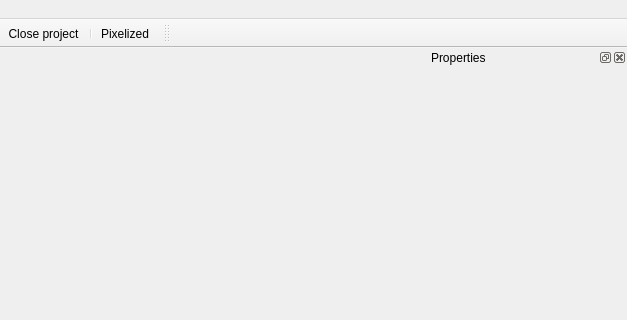
Old version of the form Tools/QuickEd/UI/mainwindow.ui in the repository xaoctech/dava.engine; both pictures show x 397 to 1024 and y 0 to 320 of the 1024 by 865 pixel window.
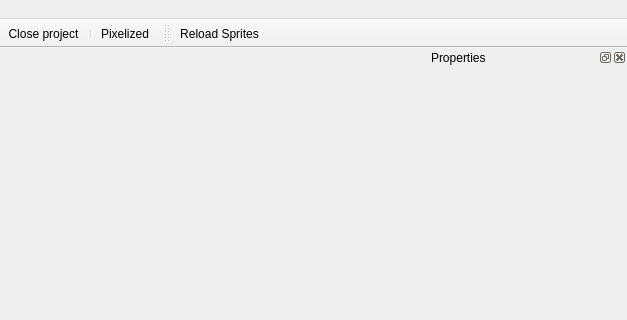
New version of the form. Icons and pictures are not drawn. Custom widgets are drawn as their Qt base class.

Commit message: [DF-8266] dialog sprites packer refactored

```diff
--- a/Tools/QuickEd/UI/mainwindow.ui
+++ b/Tools/QuickEd/UI/mainwindow.ui
@@ -226,12 +226,19 @@
    <property name="windowTitle">
     <string>toolBar</string>
    </property>
+   <property name="iconSize">
+    <size>
+     <width>16</width>
+     <height>16</height>
+    </size>
+   </property>
    <attribute name="toolBarArea">
     <enum>TopToolBarArea</enum>
    </attribute>
    <attribute name="toolBarBreak">
     <bool>false</bool>
    </attribute>
+   <addaction name="actionReloadSprites"/>
   </widget>
   <widget class="QDockWidget" name="consoleDockWidget">
    <property name="windowTitle">
@@ -494,6 +501,18 @@
     <string>Dump Textures</string>
    </property>
   </action>
+  <action name="actionReloadSprites">
+   <property name="icon">
+    <iconset resource="../DataQt/icons.qrc">
+     <normaloff>:/Icons/reload.png</normaloff>:/Icons/reload.png</iconset>
+   </property>
+   <property name="text">
+    <string>Reload Sprites</string>
+   </property>
+   <property name="toolTip">
+    <string>reload sprites</string>
+   </property>
+  </action>
  </widget>
  <layoutdefault spacing="6" margin="11"/>
  <customwidgets>
```
Left out of the diff: 2 changed lines with no effect on the pictures. The commit also changes 6 other files.
